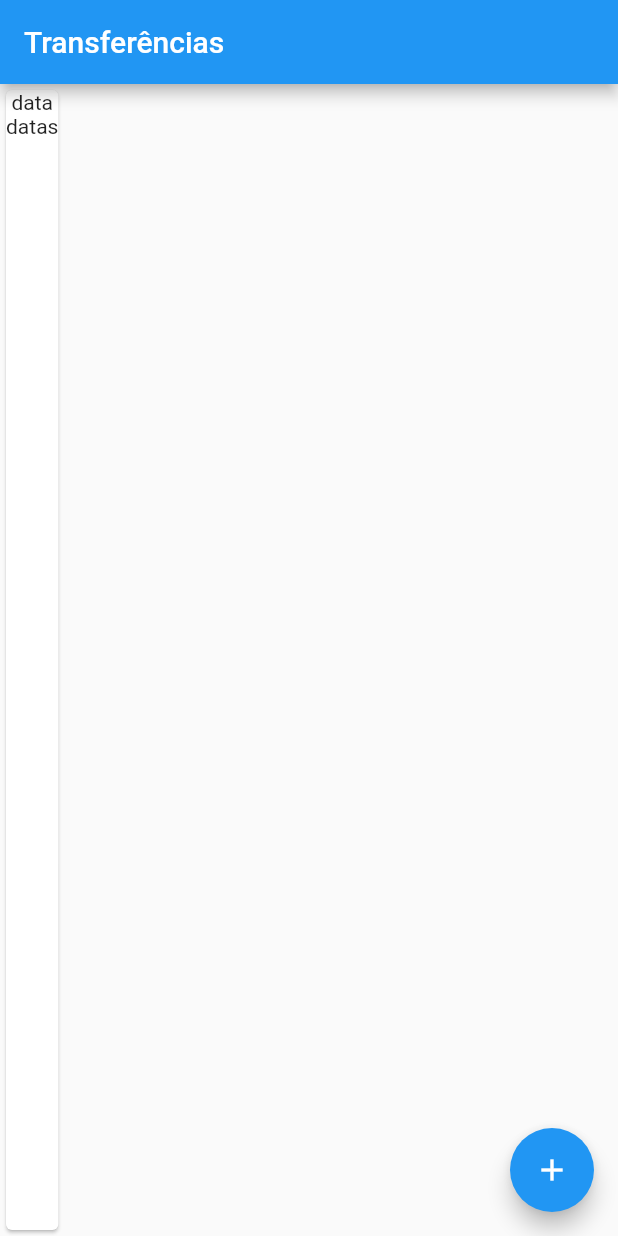
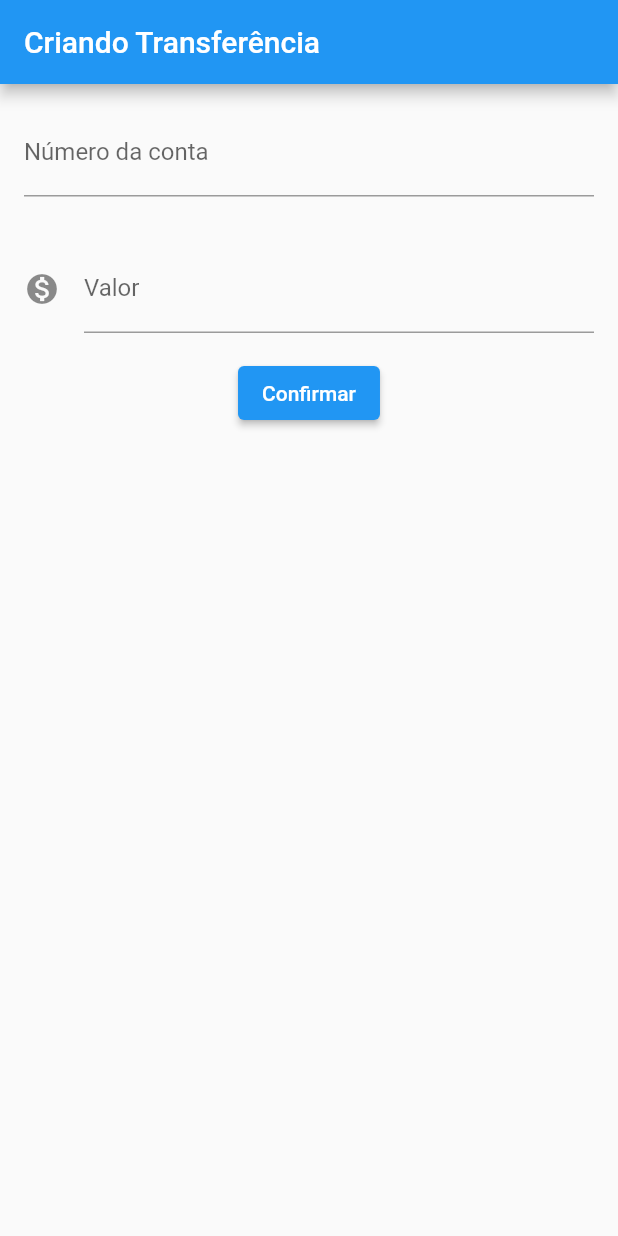
Before and after one commit to heldersantosc/bytebank-flutter, a Flutter app: the screen it shows after launch, on a phone screen of 412 x 824 dp. Run offline on Flutter 3.47's test engine with Material 2 defaults, Android fonts, the phone set to English and light mode, and no system bars.

Commit message:
criado campos e exemplos de funcao

```diff
--- a/lib/main.dart
+++ b/lib/main.dart
@@ -1,23 +1,123 @@
 import 'package:flutter/material.dart';
 
 void main() {
-  runApp(MaterialApp(
-    home: Scaffold(
+  runApp(BytebankApp());
+}
+
+class BytebankApp extends StatelessWidget {
+  @override
+  Widget build(BuildContext context) {
+    // TODO: implement build
+    return MaterialApp(
+      home: Scaffold(
+        body: FormularioTransferencia(),
+      ),
+    );
+  }
+}
+
+class FormularioTransferencia extends StatelessWidget {
+  FormularioTransferencia({Key? key}) : super(key: key);
+
+  final TextEditingController _controladorCampoNumeroConta =
+      TextEditingController();
+  final TextEditingController _controladorCampoValor = TextEditingController();
+
+  @override
+  Widget build(BuildContext context) {
+    return Scaffold(
+      appBar: AppBar(
+        title: const Text("Criando Transferência"),
+      ),
+      body: Column(
+        children: <Widget>[
+          Padding(
+            padding: const EdgeInsets.all(16.0),
+            child: TextField(
+              controller: _controladorCampoNumeroConta,
+              style: const TextStyle(fontSize: 16.0),
+              decoration: const InputDecoration(
+                  labelText: 'Número da conta', hintText: '0000'),
+              keyboardType: TextInputType.number,
+            ),
+          ),
+          Padding(
+            padding: const EdgeInsets.all(16.0),
+            child: TextField(
+              controller: _controladorCampoValor,
+              style: const TextStyle(fontSize: 16.0),
+              decoration: const InputDecoration(
+                  icon: Icon(Icons.monetization_on),
+                  labelText: 'Valor',
+                  hintText: '0000'),
+              keyboardType: TextInputType.number,
+            ),
+          ),
+          ElevatedButton(
+              onPressed: () {
+                debugPrint(_controladorCampoNumeroConta.text);
+                final int? numeroConta = int.tryParse(_controladorCampoNumeroConta.text);
+                final double? valor = double.tryParse(_controladorCampoValor.text);
+
+                if(numeroConta != null && valor != null){
+                  final transferenciaCriada = Transferencia(valor, numeroConta);
+                  debugPrint('$transferenciaCriada');
+                }
+              },
+              child: const Text('Confirmar'))
+        ],
+      ),
+    );
+  }
+}
+
+class ListaTransferencias extends StatelessWidget {
+  @override
+  Widget build(BuildContext context) {
+    // TODO: implement build
+    return Scaffold(
       appBar: AppBar(
         title: const Text("Transferências"),
       ),
-      body: Card(
-        child: Column(
-          children: const <Widget>[
-            Text("data"),
-            Text("datas"),
-          ],
-        ),
+      body: Column(
+        children: <Widget>[
+          ItemTransferencia(Transferencia(100, 1000)),
+          ItemTransferencia(Transferencia(200, 1001)),
+          ItemTransferencia(Transferencia(300, 1002)),
+        ],
       ),
       floatingActionButton: FloatingActionButton(
         child: const Icon(Icons.add),
-        onPressed: () => {},
+        onPressed: () {},
       ),
-    ),
-  ));
+    );
+  }
 }
+
+class ItemTransferencia extends StatelessWidget {
+  final Transferencia _transferencia;
+
+  ItemTransferencia(this._transferencia);
+
+  @override
+  Widget build(BuildContext context) {
+    return Card(
+        child: ListTile(
+      leading: const Icon(Icons.monetization_on),
+      title: Text(_transferencia.valor.toString()),
+      subtitle: Text(_transferencia.numeroConta.toString()),
+    ));
+  }
+}
+
+class Transferencia {
+  final double valor;
+  final int numeroConta;
+
+  Transferencia(this.valor, this.numeroConta);
+
+  @override
+  String toString() {
+    return 'Transferencia{valor: $valor, numeroConta: $numeroConta}';
+  }
+}
```
